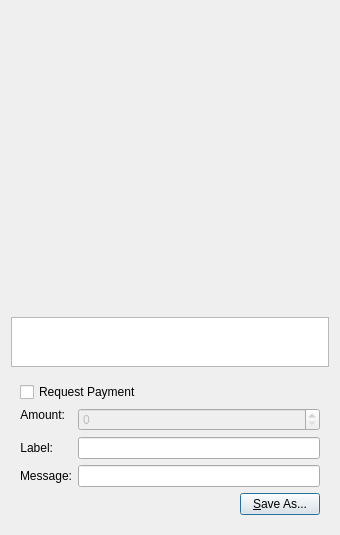
Before: the Qt Designer form src/qt/forms/qrcodedialog.ui in Meee32/net2-1, drawn with Qt 5.
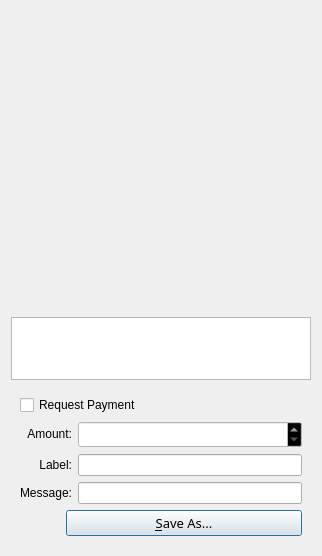
After: the same form once the commit is applied. Custom widgets are drawn as their Qt base class.

Diff of the .ui file:
```diff
--- a/src/qt/forms/qrcodedialog.ui
+++ b/src/qt/forms/qrcodedialog.ui
@@ -6,15 +6,18 @@
    <rect>
     <x>0</x>
     <y>0</y>
-    <width>340</width>
-    <height>530</height>
+    <width>318</width>
+    <height>556</height>
    </rect>
   </property>
   <property name="windowTitle">
    <string>QR Code Dialog</string>
   </property>
-  <layout class="QVBoxLayout" name="verticalLayout_3">
-   <item>
+  <property name="windowOpacity">
+   <double>1.000000000000000</double>
+  </property>
+  <layout class="QGridLayout" name="gridLayout">
+   <item row="0" column="0">
     <widget class="QLabel" name="lblQRCode">
      <property name="sizePolicy">
       <sizepolicy hsizetype="Expanding" vsizetype="Expanding">
@@ -39,7 +42,7 @@
      </property>
     </widget>
    </item>
-   <item>
+   <item row="1" column="0">
     <widget class="QPlainTextEdit" name="outUri">
      <property name="sizePolicy">
       <sizepolicy hsizetype="Expanding" vsizetype="Minimum">
@@ -61,62 +64,11 @@
      </property>
     </widget>
    </item>
-   <item>
+   <item row="2" column="0">
     <widget class="QWidget" name="widget" native="true">
-     <layout class="QVBoxLayout" name="verticalLayout_2">
-      <item>
-       <widget class="QCheckBox" name="chkReqPayment">
-        <property name="enabled">
-         <bool>true</bool>
-        </property>
-        <property name="text">
-         <string>Request Payment</string>
-        </property>
-       </widget>
-      </item>
-      <item>
-       <layout class="QFormLayout" name="formLayout">
-        <property name="fieldGrowthPolicy">
-         <enum>QFormLayout::AllNonFixedFieldsGrow</enum>
-        </property>
-        <item row="1" column="0">
-         <widget class="QLabel" name="lblLabel">
-          <property name="text">
-           <string>Label:</string>
-          </property>
-          <property name="textFormat">
-           <enum>Qt::PlainText</enum>
-          </property>
-          <property name="alignment">
-           <set>Qt::AlignRight|Qt::AlignTrailing|Qt::AlignVCenter</set>
-          </property>
-          <property name="buddy">
-           <cstring>lnLabel</cstring>
-          </property>
-         </widget>
-        </item>
-        <item row="1" column="1">
-         <widget class="QLineEdit" name="lnLabel"/>
-        </item>
-        <item row="2" column="0">
-         <widget class="QLabel" name="lblMessage">
-          <property name="text">
-           <string>Message:</string>
-          </property>
-          <property name="textFormat">
-           <enum>Qt::PlainText</enum>
-          </property>
-          <property name="alignment">
-           <set>Qt::AlignRight|Qt::AlignTrailing|Qt::AlignVCenter</set>
-          </property>
-          <property name="buddy">
-           <cstring>lnMessage</cstring>
-          </property>
-         </widget>
-        </item>
-        <item row="2" column="1">
-         <widget class="QLineEdit" name="lnMessage"/>
-        </item>
+     <layout class="QGridLayout" name="gridLayout_2">
+      <item row="1" column="0">
+       <layout class="QGridLayout" name="gridLayout_3">
         <item row="0" column="0">
          <widget class="QLabel" name="lblAmount">
           <property name="sizePolicy">
@@ -150,14 +102,601 @@
             <height>0</height>
            </size>
           </property>
+          <property name="palette">
+           <palette>
+            <active>
+             <colorrole role="WindowText">
+              <brush brushstyle="SolidPattern">
+               <color alpha="255">
+                <red>255</red>
+                <green>170</green>
+                <blue>0</blue>
+               </color>
+              </brush>
+             </colorrole>
+             <colorrole role="Button">
+              <brush brushstyle="SolidPattern">
+               <color alpha="255">
+                <red>0</red>
+                <green>0</green>
+                <blue>0</blue>
+               </color>
+              </brush>
+             </colorrole>
+             <colorrole role="Light">
+              <brush brushstyle="SolidPattern">
+               <color alpha="255">
+                <red>255</red>
+                <green>255</green>
+                <blue>255</blue>
+               </color>
+              </brush>
+             </colorrole>
+             <colorrole role="Midlight">
+              <brush brushstyle="SolidPattern">
+               <color alpha="255">
+                <red>255</red>
+                <green>255</green>
+                <blue>255</blue>
+               </color>
+              </brush>
+             </colorrole>
+             <colorrole role="Dark">
+              <brush brushstyle="SolidPattern">
+               <color alpha="255">
+                <red>255</red>
+                <green>255</green>
+                <blue>255</blue>
+               </color>
+              </brush>
+             </colorrole>
+             <colorrole role="Mid">
+              <brush brushstyle="SolidPattern">
+               <color alpha="255">
+                <red>255</red>
+                <green>255</green>
+                <blue>255</blue>
+               </color>
+              </brush>
+             </colorrole>
+             <colorrole role="Text">
+              <brush brushstyle="SolidPattern">
+               <color alpha="255">
+                <red>255</red>
+                <green>170</green>
+                <blue>0</blue>
+               </color>
+              </brush>
+             </colorrole>
+             <colorrole role="BrightText">
+              <brush brushstyle="SolidPattern">
+               <color alpha="255">
+                <red>255</red>
+                <green>255</green>
+                <blue>255</blue>
+               </color>
+              </brush>
+             </colorrole>
+             <colorrole role="ButtonText">
+              <brush brushstyle="SolidPattern">
+               <color alpha="255">
+                <red>255</red>
+                <green>170</green>
+                <blue>0</blue>
+               </color>
+              </brush>
+             </colorrole>
+             <colorrole role="Base">
+              <brush brushstyle="SolidPattern">
+               <color alpha="255">
+                <red>0</red>
+                <green>0</green>
+                <blue>0</blue>
+               </color>
+              </brush>
+             </colorrole>
+             <colorrole role="Window">
+              <brush brushstyle="SolidPattern">
+               <color alpha="255">
+                <red>255</red>
+                <green>255</green>
+                <blue>255</blue>
+               </color>
+              </brush>
+             </colorrole>
+             <colorrole role="Shadow">
+              <brush brushstyle="SolidPattern">
+               <color alpha="255">
+                <red>255</red>
+                <green>255</green>
+                <blue>255</blue>
+               </color>
+              </brush>
+             </colorrole>
+             <colorrole role="Highlight">
+              <brush brushstyle="SolidPattern">
+               <color alpha="145">
+                <red>255</red>
+                <green>170</green>
+                <blue>0</blue>
+               </color>
+              </brush>
+             </colorrole>
+             <colorrole role="AlternateBase">
+              <brush brushstyle="SolidPattern">
+               <color alpha="255">
+                <red>0</red>
+                <green>0</green>
+                <blue>0</blue>
+               </color>
+              </brush>
+             </colorrole>
+             <colorrole role="ToolTipBase">
+              <brush brushstyle="SolidPattern">
+               <color alpha="255">
+                <red>0</red>
+                <green>0</green>
+                <blue>0</blue>
+               </color>
+              </brush>
+             </colorrole>
+             <colorrole role="ToolTipText">
+              <brush brushstyle="SolidPattern">
+               <color alpha="255">
+                <red>255</red>
+                <green>170</green>
+                <blue>0</blue>
+               </color>
+              </brush>
+             </colorrole>
+            </active>
+            <inactive>
+             <colorrole role="WindowText">
+              <brush brushstyle="SolidPattern">
+               <color alpha="255">
+                <red>255</red>
+                <green>170</green>
+                <blue>0</blue>
+               </color>
+              </brush>
+             </colorrole>
+             <colorrole role="Button">
+              <brush brushstyle="SolidPattern">
+               <color alpha="255">
+                <red>0</red>
+                <green>0</green>
+                <blue>0</blue>
+               </color>
+              </brush>
+             </colorrole>
+             <colorrole role="Light">
+              <brush brushstyle="SolidPattern">
+               <color alpha="255">
+                <red>255</red>
+                <green>255</green>
+                <blue>255</blue>
+               </color>
+              </brush>
+             </colorrole>
+             <colorrole role="Midlight">
+              <brush brushstyle="SolidPattern">
+               <color alpha="255">
+                <red>255</red>
+                <green>255</green>
+                <blue>255</blue>
+               </color>
+              </brush>
+             </colorrole>
+             <colorrole role="Dark">
+              <brush brushstyle="SolidPattern">
+               <color alpha="255">
+                <red>255</red>
+                <green>255</green>
+                <blue>255</blue>
+               </color>
+              </brush>
+             </colorrole>
+             <colorrole role="Mid">
+              <brush brushstyle="SolidPattern">
+               <color alpha="255">
+                <red>255</red>
+                <green>255</green>
+                <blue>255</blue>
+               </color>
+              </brush>
+             </colorrole>
+             <colorrole role="Text">
+              <brush brushstyle="SolidPattern">
+               <color alpha="255">
+                <red>255</red>
+                <green>170</green>
+                <blue>0</blue>
+               </color>
+              </brush>
+             </colorrole>
+             <colorrole role="BrightText">
+              <brush brushstyle="SolidPattern">
+               <color alpha="255">
+                <red>255</red>
+                <green>255</green>
+                <blue>255</blue>
+               </color>
+              </brush>
+             </colorrole>
+             <colorrole role="ButtonText">
+              <brush brushstyle="SolidPattern">
+               <color alpha="255">
+                <red>255</red>
+                <green>170</green>
+                <blue>0</blue>
+               </color>
+              </brush>
+             </colorrole>
+             <colorrole role="Base">
+              <brush brushstyle="SolidPattern">
+               <color alpha="255">
+                <red>0</red>
+                <green>0</green>
+                <blue>0</blue>
+               </color>
+              </brush>
+             </colorrole>
+             <colorrole role="Window">
+              <brush brushstyle="SolidPattern">
+               <color alpha="255">
+                <red>255</red>
+                <green>255</green>
+                <blue>255</blue>
+               </color>
+              </brush>
+             </colorrole>
+             <colorrole role="Shadow">
+              <brush brushstyle="SolidPattern">
+               <color alpha="255">
+                <red>255</red>
+                <green>255</green>
+                <blue>255</blue>
+               </color>
+              </brush>
+             </colorrole>
+             <colorrole role="Highlight">
+              <brush brushstyle="SolidPattern">
+               <color alpha="145">
+                <red>255</red>
+                <green>170</green>
+                <blue>0</blue>
+               </color>
+              </brush>
+             </colorrole>
+             <colorrole role="AlternateBase">
+              <brush brushstyle="SolidPattern">
+               <color alpha="255">
+                <red>0</red>
+                <green>0</green>
+                <blue>0</blue>
+               </color>
+              </brush>
+             </colorrole>
+             <colorrole role="ToolTipBase">
+              <brush brushstyle="SolidPattern">
+               <color alpha="255">
+                <red>0</red>
+                <green>0</green>
+                <blue>0</blue>
+               </color>
+              </brush>
+             </colorrole>
+             <colorrole role="ToolTipText">
+              <brush brushstyle="SolidPattern">
+               <color alpha="255">
+                <red>255</red>
+                <green>170</green>
+                <blue>0</blue>
+               </color>
+              </brush>
+             </colorrole>
+            </inactive>
+            <disabled>
+             <colorrole role="WindowText">
+              <brush brushstyle="SolidPattern">
+               <color alpha="255">
+                <red>255</red>
+                <green>255</green>
+                <blue>255</blue>
+               </color>
+              </brush>
+             </colorrole>
+             <colorrole role="Button">
+              <brush brushstyle="SolidPattern">
+               <color alpha="255">
+                <red>0</red>
+                <green>0</green>
+                <blue>0</blue>
+               </color>
+              </brush>
+             </colorrole>
+             <colorrole role="Light">
+              <brush brushstyle="SolidPattern">
+               <color alpha="255">
+                <red>255</red>
+                <green>255</green>
+                <blue>255</blue>
+               </color>
+              </brush>
+             </colorrole>
+             <colorrole role="Midlight">
+              <brush brushstyle="SolidPattern">
+               <color alpha="255">
+                <red>255</red>
+                <green>255</green>
+                <blue>255</blue>
+               </color>
+              </brush>
+             </colorrole>
+             <colorrole role="Dark">
+              <brush brushstyle="SolidPattern">
+               <color alpha="255">
+                <red>255</red>
+                <green>255</green>
+                <blue>255</blue>
+               </color>
+              </brush>
+             </colorrole>
+             <colorrole role="Mid">
+              <brush brushstyle="SolidPattern">
+               <color alpha="255">
+                <red>255</red>
+                <green>255</green>
+                <blue>255</blue>
+               </color>
+              </brush>
+             </colorrole>
+             <colorrole role="Text">
+              <brush brushstyle="SolidPattern">
+               <color alpha="255">
+                <red>255</red>
+                <green>255</green>
+                <blue>255</blue>
+               </color>
+              </brush>
+             </colorrole>
+             <colorrole role="BrightText">
+              <brush brushstyle="SolidPattern">
+               <color alpha="255">
+                <red>255</red>
+                <green>255</green>
+                <blue>255</blue>
+               </color>
+              </brush>
+             </colorrole>
+             <colorrole role="ButtonText">
+              <brush brushstyle="SolidPattern">
+               <color alpha="255">
+                <red>255</red>
+                <green>255</green>
+                <blue>255</blue>
+               </color>
+              </brush>
+             </colorrole>
+             <colorrole role="Base">
+              <brush brushstyle="SolidPattern">
+               <color alpha="255">
+                <red>255</red>
+                <green>255</green>
+                <blue>255</blue>
+               </color>
+              </brush>
+             </colorrole>
+             <colorrole role="Window">
+              <brush brushstyle="SolidPattern">
+               <color alpha="255">
+                <red>255</red>
+                <green>255</green>
+                <blue>255</blue>
+               </color>
+              </brush>
+             </colorrole>
+             <colorrole role="Shadow">
+              <brush brushstyle="SolidPattern">
+               <color alpha="255">
+                <red>255</red>
+                <green>255</green>
+                <blue>255</blue>
+               </color>
+              </brush>
+             </colorrole>
+             <colorrole role="Highlight">
+              <brush brushstyle="SolidPattern">
+               <color alpha="255">
+                <red>51</red>
+                <green>153</green>
+                <blue>255</blue>
+               </color>
+              </brush>
+             </colorrole>
+             <colorrole role="AlternateBase">
+              <brush brushstyle="SolidPattern">
+               <color alpha="255">
+                <red>0</red>
+                <green>0</green>
+                <blue>0</blue>
+               </color>
+              </brush>
+             </colorrole>
+             <colorrole role="ToolTipBase">
+              <brush brushstyle="SolidPattern">
+               <color alpha="255">
+                <red>0</red>
+                <green>0</green>
+                <blue>0</blue>
+               </color>
+              </brush>
+             </colorrole>
+             <colorrole role="ToolTipText">
+              <brush brushstyle="SolidPattern">
+               <color alpha="255">
+                <red>255</red>
+                <green>170</green>
+                <blue>0</blue>
+               </color>
+              </brush>
+             </colorrole>
+            </disabled>
+           </palette>
+          </property>
+          <property name="font">
+           <font>
+            <family>Plantagenet Cherokee</family>
+            <pointsize>10</pointsize>
+           </font>
+          </property>
          </widget>
         </item>
+        <item row="1" column="0">
+         <widget class="QLabel" name="lblLabel">
+          <property name="text">
+           <string>Label:</string>
+          </property>
+          <property name="textFormat">
+           <enum>Qt::PlainText</enum>
+          </property>
+          <property name="alignment">
+           <set>Qt::AlignRight|Qt::AlignTrailing|Qt::AlignVCenter</set>
+          </property>
+          <property name="buddy">
+           <cstring>lnLabel</cstring>
+          </property>
+         </widget>
+        </item>
+        <item row="1" column="1">
+         <widget class="QLineEdit" name="lnLabel"/>
+        </item>
+        <item row="2" column="0">
+         <widget class="QLabel" name="lblMessage">
+          <property name="text">
+           <string>Message:</string>
+          </property>
+          <property name="textFormat">
+           <enum>Qt::PlainText</enum>
+          </property>
+          <property name="alignment">
+           <set>Qt::AlignRight|Qt::AlignTrailing|Qt::AlignVCenter</set>
+          </property>
+          <property name="buddy">
+           <cstring>lnMessage</cstring>
+          </property>
+         </widget>
+        </item>
+        <item row="2" column="1">
+         <widget class="QLineEdit" name="lnMessage"/>
+        </item>
        </layout>
       </item>
-      <item>
-       <layout class="QHBoxLayout" name="horizontalLayout">
-        <item>
+      <item row="0" column="0">
+       <widget class="QCheckBox" name="chkReqPayment">
+        <property name="enabled">
+         <bool>true</bool>
+        </property>
+        <property name="text">
+         <string>Request Payment</string>
+        </property>
+       </widget>
+      </item>
+      <item row="2" column="0">
+       <layout class="QFormLayout" name="formLayout">
+        <item row="0" column="0">
          <spacer name="horizontalSpacer">
+          <property name="palette">
+           <palette>
+            <active>
+             <colorrole role="WindowText">
+              <brush brushstyle="SolidPattern">
+               <color alpha="255">
+                <red>255</red>
+                <green>170</green>
+                <blue>0</blue>
+               </color>
+              </brush>
+             </colorrole>
+             <colorrole role="Text">
+              <brush brushstyle="SolidPattern">
+               <color alpha="255">
+                <red>255</red>
+                <green>170</green>
+                <blue>0</blue>
+               </color>
+              </brush>
+             </colorrole>
+             <colorrole role="ButtonText">
+              <brush brushstyle="SolidPattern">
+               <color alpha="255">
+                <red>255</red>
+                <green>170</green>
+                <blue>0</blue>
+               </color>
+              </brush>
+             </colorrole>
+            </active>
+            <inactive>
+             <colorrole role="WindowText">
+              <brush brushstyle="SolidPattern">
+               <color alpha="255">
+                <red>255</red>
+                <green>170</green>
+                <blue>0</blue>
+               </color>
+              </brush>
+             </colorrole>
+             <colorrole role="Text">
+              <brush brushstyle="SolidPattern">
+               <color alpha="255">
+                <red>255</red>
+                <green>170</green>
+                <blue>0</blue>
+               </color>
+              </brush>
+             </colorrole>
+             <colorrole role="ButtonText">
+              <brush brushstyle="SolidPattern">
+               <color alpha="255">
+                <red>255</red>
+                <green>170</green>
+                <blue>0</blue>
+               </color>
+              </brush>
+             </colorrole>
+            </inactive>
+            <disabled>
+             <colorrole role="WindowText">
+              <brush brushstyle="SolidPattern">
+               <color alpha="255">
+                <red>159</red>
+                <green>158</green>
+                <blue>158</blue>
+               </color>
+              </brush>
+             </colorrole>
+             <colorrole role="Text">
+              <brush brushstyle="SolidPattern">
+               <color alpha="255">
+                <red>159</red>
+                <green>158</green>
+                <blue>158</blue>
+               </color>
+              </brush>
+             </colorrole>
+             <colorrole role="ButtonText">
+              <brush brushstyle="SolidPattern">
+               <color alpha="255">
+                <red>159</red>
+                <green>158</green>
+                <blue>158</blue>
+               </color>
+              </brush>
+             </colorrole>
+            </disabled>
+           </palette>
+          </property>
           <property name="orientation">
            <enum>Qt::Horizontal</enum>
           </property>
@@ -169,8 +708,14 @@
           </property>
          </spacer>
         </item>
-        <item>
+        <item row="0" column="1">
          <widget class="QPushButton" name="btnSaveAs">
+          <property name="font">
+           <font>
+            <family>Plantagenet Cherokee</family>
+            <pointsize>10</pointsize>
+           </font>
+          </property>
           <property name="text">
            <string>&amp;Save As...</string>
           </property>
```
Left out of the diff: 1 changed line with no effect on the pictures.
